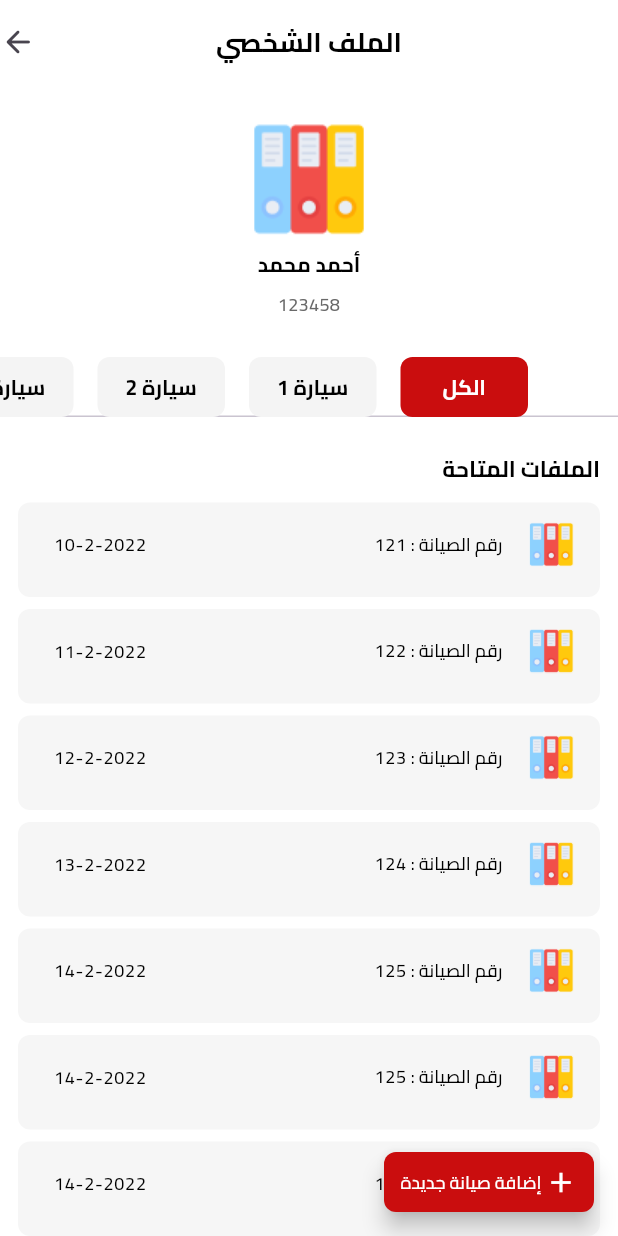
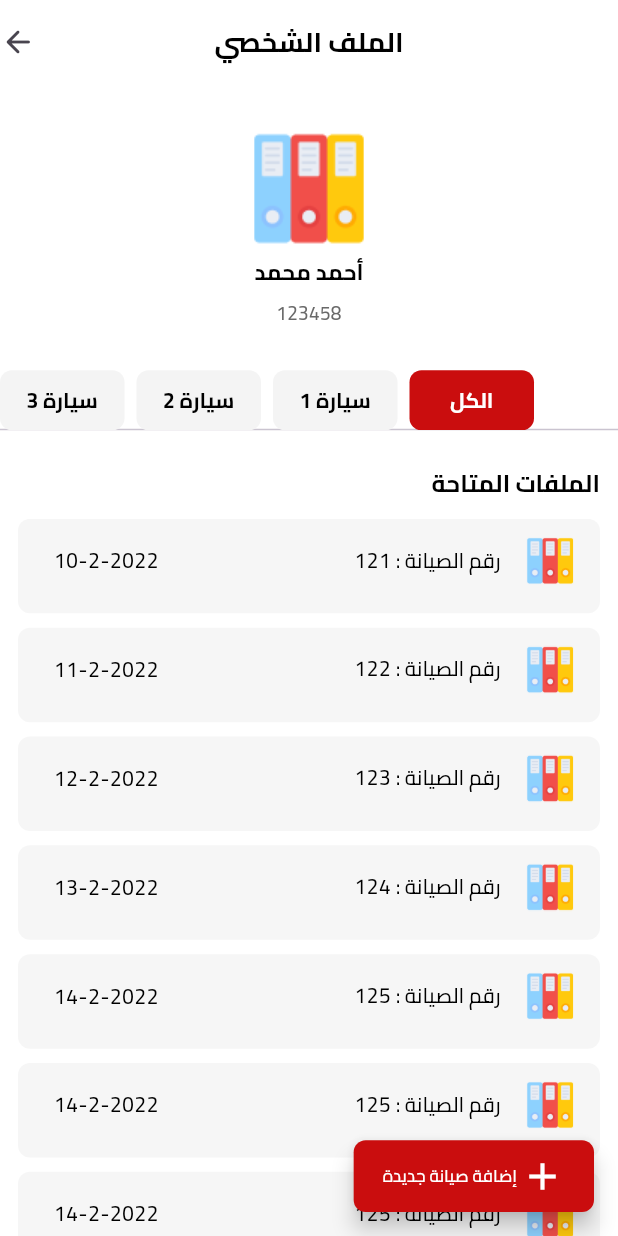
Before and after one commit to YoussefElalfy11/Training, a Flutter app: the screen it shows after launch, on a phone screen of 412 x 824 dp. Run offline on Flutter 3.47's test engine with Material 3 defaults, Android fonts, the light colour scheme and no system bars; our stand-ins replace flutter_screenutil; Roboto replaces fonts that are missing (Cairo-Bold).

Commit message:
+ home screen

```diff
--- a/lib/home/files/FileWidget.dart
+++ b/lib/home/files/FileWidget.dart
@@ -1,4 +1,5 @@
 import 'package:flutter/material.dart';
+import 'package:flutter_screenutil/flutter_screenutil.dart';
 
 import '../../models/FilesModel.dart';
 
@@ -19,21 +20,21 @@ class FileWidget extends StatelessWidget {
         child: ListTile(
           leading: Image.asset(
             "assets/images/image 1.png",
-            width: 33,
-            height: 30,
+            width: 30.w,
+            height: 27.h,
           ),
           title: Text("رقم الصيانة : ${file.mainNumber}",
-              style: const TextStyle(
+              style: TextStyle(
                   color: Colors.black,
                   fontFamily: ("Cairo-Medium"),
                   fontWeight: FontWeight.w600,
-                  fontSize: 12)),
+                  fontSize: 12.sp)),
           trailing: Text(file.date,
-              style: const TextStyle(
+              style: TextStyle(
                   color: Colors.black,
                   fontFamily: ("Cairo-Medium"),
                   fontWeight: FontWeight.w600,
-                  fontSize: 12)),
+                  fontSize: 12.sp)),
         ),
       ),
     );
--- a/lib/home/files/FilesListWidget.dart
+++ b/lib/home/files/FilesListWidget.dart
@@ -1,4 +1,5 @@
 import 'package:flutter/material.dart';
+import 'package:flutter_screenutil/flutter_screenutil.dart';
 import 'package:trining/models/CarsModel.dart';
 
 import '../../models/FilesModel.dart';
@@ -27,18 +28,18 @@ class FilesListWidget extends StatelessWidget {
             children: [
               Image.asset(
                 "assets/images/image 21.png",
-                width: 90,
-                height: 90,
+                width: 90.w,
+                height: 90.h,
               ),
-              const SizedBox(
-                height: 16,
+              SizedBox(
+                height: 8.h,
               ),
-              const Text(
+              Text(
                 "لا توجد ملفات",
                 style: TextStyle(
                     color: Colors.black,
                     fontWeight: FontWeight.w700,
-                    fontSize: 15,
+                    fontSize: 14.h,
                     fontFamily: ("Cairo-Bold")),
               )
             ],
@@ -50,8 +51,8 @@ class FilesListWidget extends StatelessWidget {
         child: ListView.separated(
           itemCount: file.length,
           itemBuilder: (context, index) => FileWidget(file[index]),
-          separatorBuilder: (context, index) => const SizedBox(
-            height: 8,
+          separatorBuilder: (context, index) => SizedBox(
+            height: 8.h,
           ),
         ),
       );
--- a/lib/home/homeScreen.dart
+++ b/lib/home/homeScreen.dart
@@ -1,4 +1,5 @@
 import 'package:flutter/material.dart';
+import 'package:flutter_screenutil/flutter_screenutil.dart';
 
 import 'tabs/tabsWidget.dart';
 
@@ -12,26 +13,30 @@ class HomeScreen extends StatelessWidget {
       backgroundColor: Colors.white,
       appBar: appBar(),
       floatingActionButton: SizedBox(
-        width: 140,
-        height: 40,
+        width: 140.w,
+        height: 40.h,
         child: FloatingActionButton(
           onPressed: () {},
           backgroundColor: const Color(0xFFCA0D0E),
           shape: RoundedRectangleBorder(
             borderRadius: BorderRadius.circular(8),
           ),
-          child: const SingleChildScrollView(
+          child: SingleChildScrollView(
             child: Center(
               child: Row(
                 mainAxisSize: MainAxisSize.min,
                 children: [
-                  Icon(Icons.add, size: 22, color: Colors.white),
+                  Icon(
+                    Icons.add,
+                    size: 30,
+                    color: Colors.white,
+                  ),
                   SizedBox(width: 2),
                   Text(
                     "إضافة صيانة جديدة",
                     style: TextStyle(
                         color: Colors.white,
-                        fontSize: 12,
+                        fontSize: 10.sp,
                         fontWeight: FontWeight.w600,
                         fontFamily: "Cairo-Medium"),
                   ),
@@ -52,24 +57,23 @@ class HomeScreen extends StatelessWidget {
                 children: [
                   Image.asset(
                     "assets/images/image 1.png",
-                    width: 77,
-                    height: 77,
+                    width: 75.w,
+                    height: 75.h,
                   ),
-                  const SizedBox(height: 8),
-                  const Text(
+                  Text(
                     "أحمد محمد",
                     style: TextStyle(
                         color: Colors.black,
-                        fontSize: 14,
+                        fontSize: 13.sp,
                         fontWeight: FontWeight.w700,
                         fontFamily: ("Cairo-Bold")),
                   ),
                   const SizedBox(height: 8),
-                  const Text(
+                  Text(
                     "123458",
                     style: TextStyle(
                         color: Color(0xFF696969),
-                        fontSize: 12,
+                        fontSize: 11.sp,
                         fontWeight: FontWeight.w400,
                         fontFamily: ("Cairo-Medium")),
                   ),
@@ -85,10 +89,10 @@ class HomeScreen extends StatelessWidget {
 
   AppBar appBar() {
     return AppBar(
-      title: const Text(
+      title: Text(
         "الملف الشخصي",
         style: TextStyle(
-          fontSize: 18,
+          fontSize: 16.sp,
           fontWeight: FontWeight.w700,
           color: Colors.black,
           fontFamily: ("Cairo-Bold"),
--- a/lib/home/tabs/TabItem.dart
+++ b/lib/home/tabs/TabItem.dart
@@ -14,7 +14,7 @@ class _TabItemState extends State<TabItem> {
   @override
   Widget build(BuildContext context) {
     return Container(
-      width: 85,
+      width: 83,
       height: 40,
       decoration: BoxDecoration(
           borderRadius: BorderRadius.circular(8),
--- a/lib/home/tabs/tabsWidget.dart
+++ b/lib/home/tabs/tabsWidget.dart
@@ -1,4 +1,5 @@
 import 'package:flutter/material.dart';
+import 'package:flutter_screenutil/flutter_screenutil.dart';
 import 'package:trining/home/files/FilesListWidget.dart';
 
 import '../../models/CarsModel.dart';
@@ -28,11 +29,11 @@ class _SourcesTabsWidgetState extends State<TabsWidget> {
       child: Column(
         crossAxisAlignment: CrossAxisAlignment.start,
         children: [
-          const SizedBox(
-            height: 12,
+          SizedBox(
+            height: 12.h,
           ),
           TabBar(
-            labelPadding: const EdgeInsets.symmetric(horizontal: 8),
+            labelPadding: EdgeInsets.symmetric(horizontal: 4),
             indicator: const BoxDecoration(),
             indicatorColor: Colors.transparent,
             indicatorWeight: 0.0,
@@ -48,14 +49,14 @@ class _SourcesTabsWidgetState extends State<TabsWidget> {
                 )
                 .toList(),
           ),
-          const Padding(
+          Padding(
             padding: EdgeInsets.only(right: 12.0, top: 24, bottom: 12),
             child: Text(
               "الملفات المتاحة",
               style: TextStyle(
                   color: Colors.black,
                   fontWeight: FontWeight.w700,
-                  fontSize: 15,
+                  fontSize: 14.sp,
                   fontFamily: ("Cairo-Bold")),
             ),
           ),
--- a/lib/main.dart
+++ b/lib/main.dart
@@ -1,5 +1,6 @@
 import 'package:flutter/material.dart';
 import 'package:flutter_localizations/flutter_localizations.dart';
+import 'package:flutter_screenutil/flutter_screenutil.dart';
 
 import 'home/homeScreen.dart';
 
@@ -13,6 +14,11 @@ class MyApp extends StatelessWidget {
   // This widget is the root of your application.
   @override
   Widget build(BuildContext context) {
+    return ScreenUtilInit(
+      designSize: const Size(360, 690),
+      minTextAdapt: true,
+      splitScreenMode: true,
+      builder: (context, child) {
         return MaterialApp(
           debugShowCheckedModeBanner: false,
           title: 'Flutter Demo',
@@ -34,5 +40,7 @@ class MyApp extends StatelessWidget {
           },
           initialRoute: HomeScreen.routeName,
         );
+      },
+    );
   }
 }
--- a/pubspec.yaml
+++ b/pubspec.yaml
@@ -35,6 +35,7 @@ dependencies:
   # The following adds the Cupertino Icons font to your application.
   # Use with the CupertinoIcons class for iOS style icons.
   cupertino_icons: ^1.0.2
+  flutter_screenutil: ^5.9.0
   flutter_localizations:
     sdk: flutter
   intl: any
```
Also changed, not shown: pubspec.lock. Lines whose indentation alone changed are shown as unchanged.
